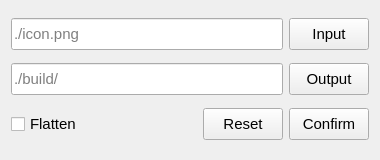
The window that icon.ui (Hunlongyu/electron-icon-builder) describes before a commit, drawn with Qt 5.
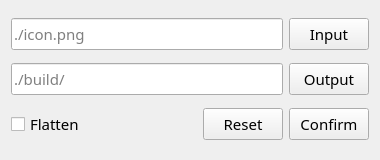
The same window after the commit.

Commit message: feat: 修改UI字体

```diff
--- a/icon.ui
+++ b/icon.ui
@@ -16,6 +16,11 @@
     <height>160</height>
    </size>
   </property>
+  <property name="font">
+   <font>
+    <family>微软雅黑</family>
+   </font>
+  </property>
   <property name="windowTitle">
    <string>Electron icon builder</string>
   </property>
@@ -32,6 +37,7 @@
        </property>
        <property name="font">
         <font>
+         <family>Cascadia Code</family>
          <pointsize>11</pointsize>
         </font>
        </property>
@@ -50,6 +56,7 @@
        </property>
        <property name="font">
         <font>
+         <family>Cascadia Code</family>
          <pointsize>11</pointsize>
         </font>
        </property>
@@ -72,6 +79,7 @@
        </property>
        <property name="font">
         <font>
+         <family>Cascadia Code</family>
          <pointsize>11</pointsize>
         </font>
        </property>
@@ -90,6 +98,7 @@
        </property>
        <property name="font">
         <font>
+         <family>Cascadia Code</family>
          <pointsize>11</pointsize>
         </font>
        </property>
@@ -106,6 +115,7 @@
       <widget class="QCheckBox" name="cbFlatten">
        <property name="font">
         <font>
+         <family>Cascadia Code</family>
          <pointsize>11</pointsize>
         </font>
        </property>
@@ -137,6 +147,7 @@
        </property>
        <property name="font">
         <font>
+         <family>Cascadia Code</family>
          <pointsize>11</pointsize>
         </font>
        </property>
@@ -155,6 +166,7 @@
        </property>
        <property name="font">
         <font>
+         <family>Cascadia Code</family>
          <pointsize>11</pointsize>
         </font>
        </property>
```
The commit also changes 1 other file.
